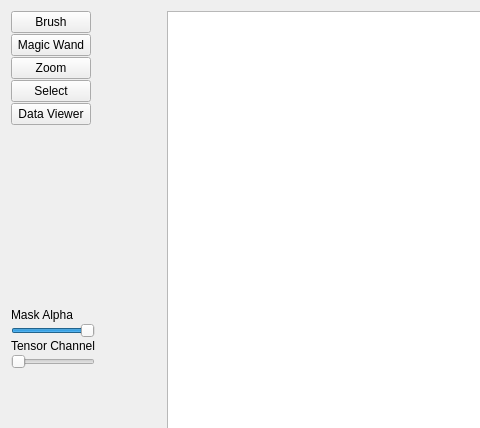
First picture: the form in src/WhiskerToolbox/Media_Widget/Media_Widget.ui, repository paulmthompson/WhiskerToolbox, before the edit; both pictures show x 0 to 480 and y 0 to 428 of the 763 by 561 pixel window.
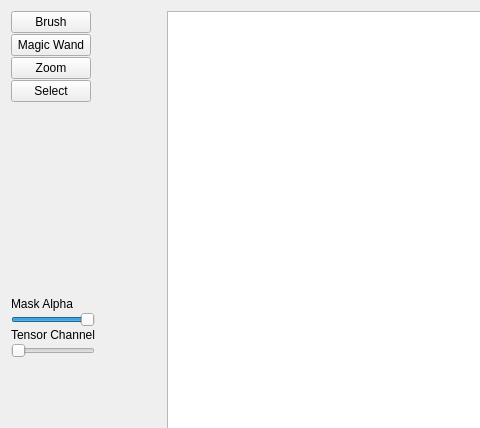
Second picture: the form after the edit. Custom widgets are drawn as their Qt base class.

Commit message: get rid of outdated media widget items

Patch:
```diff
--- a/src/WhiskerToolbox/Media_Widget/Media_Widget.ui
+++ b/src/WhiskerToolbox/Media_Widget/Media_Widget.ui
@@ -21,7 +21,7 @@
   </property>
   <layout class="QHBoxLayout" name="horizontalLayout">
    <item>
-    <layout class="QVBoxLayout" name="verticalLayout" stretch="0,0,0,0,0,0,0,0,0,0,0">
+    <layout class="QVBoxLayout" name="verticalLayout" stretch="0,0,0,0,0,0,0,0,0,0">
      <property name="spacing">
       <number>1</number>
      </property>
@@ -80,19 +80,6 @@
        </property>
       </widget>
      </item>
-     <item>
-      <widget class="QPushButton" name="data_viewer_button">
-       <property name="sizePolicy">
-        <sizepolicy hsizetype="Fixed" vsizetype="Fixed">
-         <horstretch>0</horstretch>
-         <verstretch>0</verstretch>
-        </sizepolicy>
-       </property>
-       <property name="text">
-        <string>Data Viewer</string>
-       </property>
-      </widget>
-     </item>
      <item>
       <widget class="Feature_Table_Widget" name="feature_table_widget" native="true">
        <property name="sizePolicy">
```
The commit also changes 6 other files.
